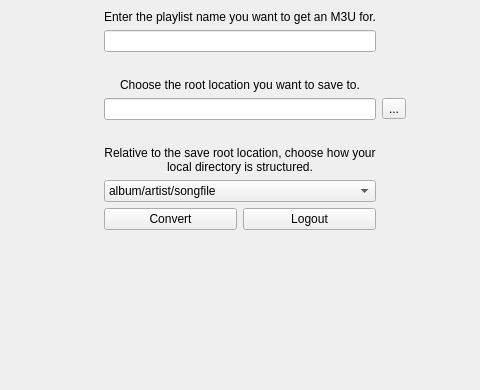
Qt form ui/mainwindow.ui (aerostaticx/M3UDownloader) before a commit; both pictures show x 137 to 617 and y 131 to 521 of the 784 by 521 pixel window.
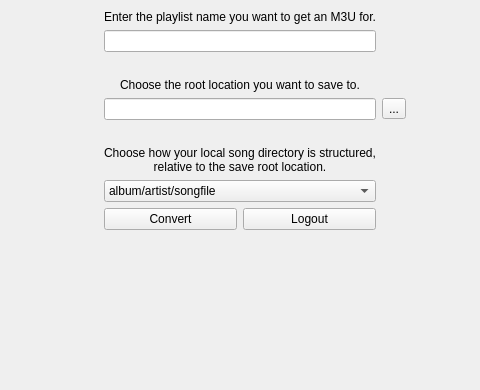
The same form after that commit. The open tabs and pages were chosen to show the change.

The edit to the form file:
```diff
--- a/ui/mainwindow.ui
+++ b/ui/mainwindow.ui
@@ -193,7 +193,7 @@
         <item row="8" column="1">
          <widget class="QLabel" name="label_3">
           <property name="text">
-           <string>Relative to the save root location, choose how your local directory is structured.</string>
+           <string>Choose how your local song directory is structured, relative to the save root location.</string>
           </property>
           <property name="alignment">
            <set>Qt::AlignCenter</set>
```
